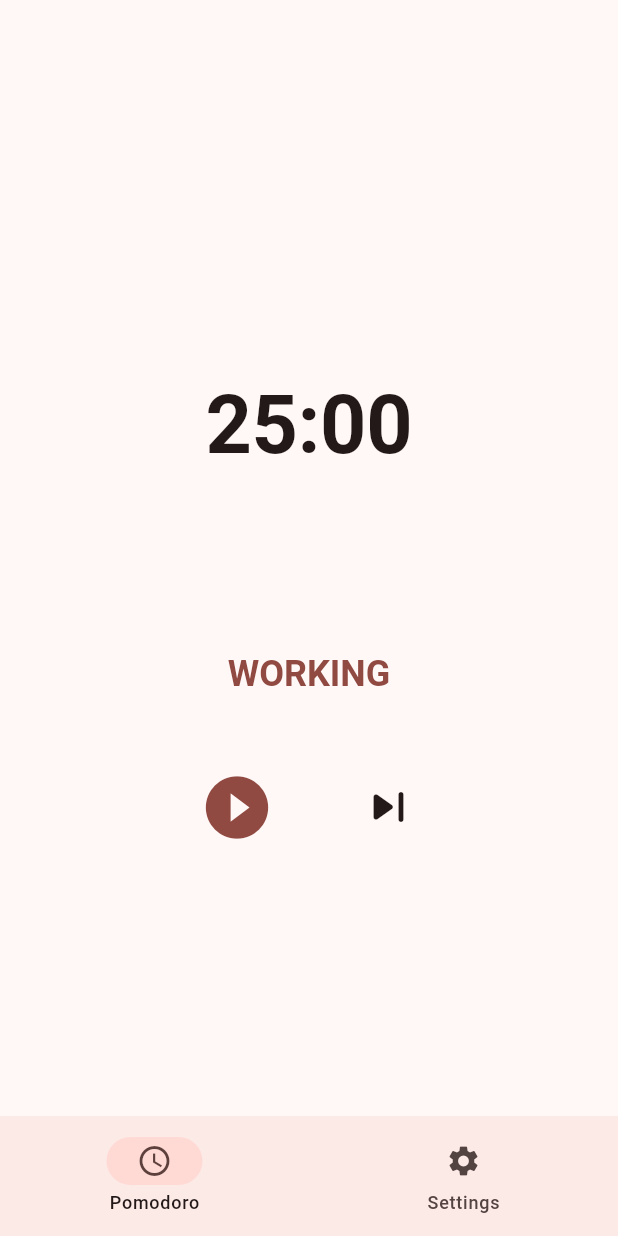
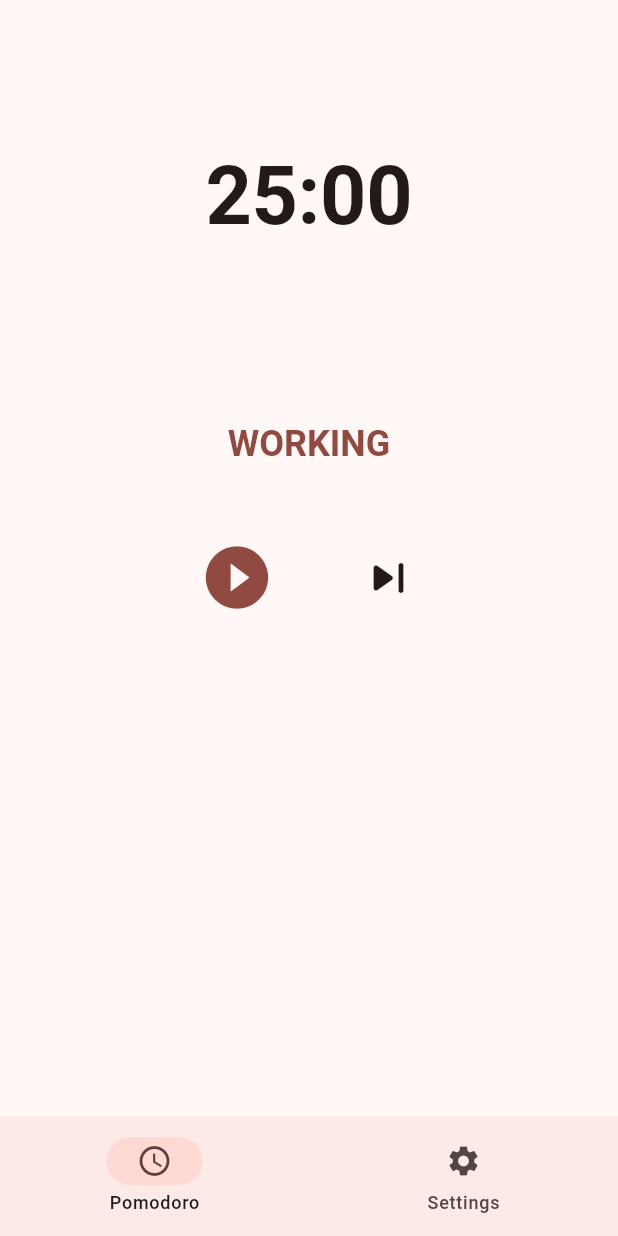
Before and after one commit to Dukas23/pomodoro, a Flutter app: the screen it shows after launch, on a phone screen of 412 x 824 dp. Run offline on Flutter 3.47's test engine with Material 3 defaults, Android fonts, the phone set to English and light mode, and no system bars; our stand-ins replace go_router, google_fonts.

Commit message:
feat: update padding for progress circle and controls section in PomodoroScreen; adjust alignment for better layout

```diff
--- a/lib/presentation/pages/pomodoro/pomodoro_screen.dart
+++ b/lib/presentation/pages/pomodoro/pomodoro_screen.dart
@@ -115,7 +115,7 @@ class PomodoroScreen extends StatelessWidget {
         // 1. Definimos el widget del Círculo de Progreso
         final progressCircle = Container(
           alignment: Alignment.center,
-          padding: isWideScreen ? const EdgeInsets.only(right: 20) : null,
+          padding: isWideScreen ? const EdgeInsets.all(20) : null,
           child: CircularProgressWithContext(
             value: 1.0 - progressValue,
             strokeWidth: 15,
@@ -133,7 +133,7 @@ class PomodoroScreen extends StatelessWidget {
         // 2. Definimos el widget de la Sección de Controles
         final controlsSection = Container(
           alignment: Alignment.center,
-          padding: isWideScreen ? const EdgeInsets.only(left: 20) : null,
+          padding: isWideScreen ? const EdgeInsets.all(20) : null,
           child: Column(
             mainAxisAlignment: MainAxisAlignment.center,
             children: [
@@ -203,7 +203,7 @@ class PomodoroScreen extends StatelessWidget {
           return Padding(
             padding: const EdgeInsets.all(20),
             child: Column(
-              mainAxisAlignment: MainAxisAlignment.center,
+              mainAxisAlignment: MainAxisAlignment.start,
               children: [
                 progressCircle, // En móvil no necesitan Expanded si quieres que se dimensionen automáticamente
                 const SizedBox(height: 40), // Espacio entre elementos en móvil
```
